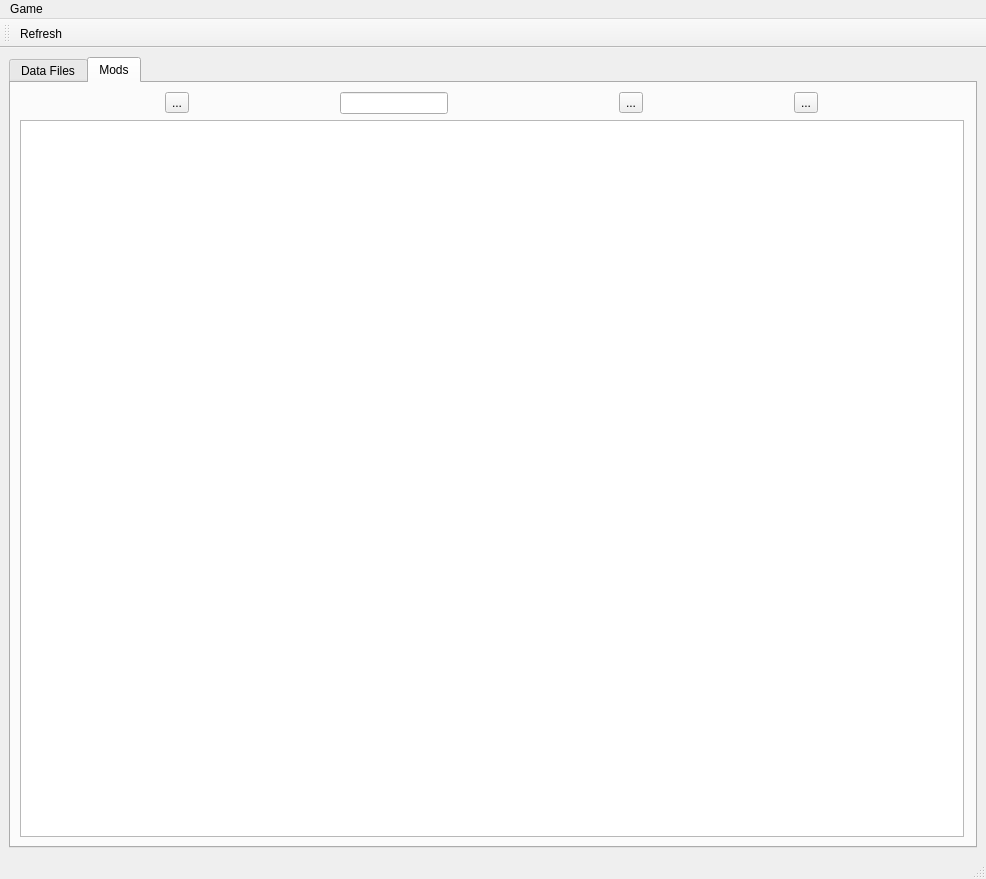
sirtaj/skytool, file gui/skytool.ui: the form before one commit.
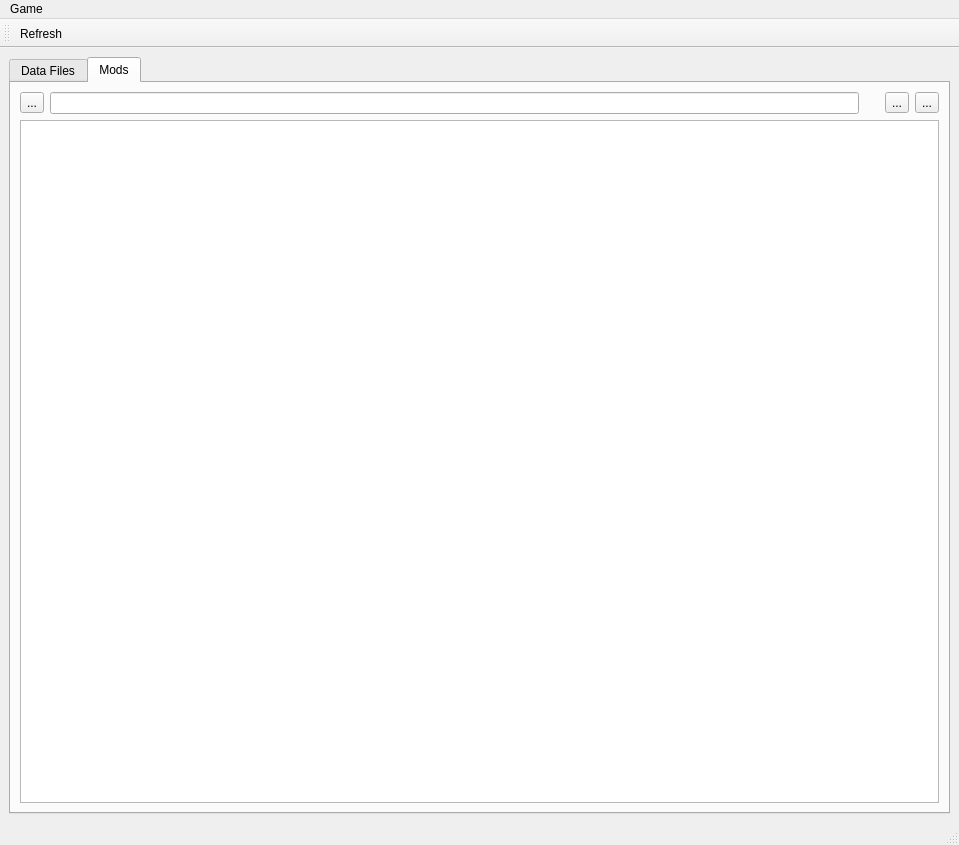
The form after the commit. The open tabs and pages were chosen to show the change.

Commit message: Fixed tab size policies.

Diff of the .ui file:
```diff
--- a/gui/skytool.ui
+++ b/gui/skytool.ui
@@ -6,29 +6,31 @@
    <rect>
     <x>0</x>
     <y>0</y>
-    <width>986</width>
-    <height>879</height>
+    <width>959</width>
+    <height>845</height>
    </rect>
   </property>
   <property name="windowTitle">
    <string>SkyScraper</string>
   </property>
   <widget class="QWidget" name="centralwidget">
+   <property name="sizePolicy">
+    <sizepolicy hsizetype="Maximum" vsizetype="Maximum">
+     <horstretch>0</horstretch>
+     <verstretch>0</verstretch>
+    </sizepolicy>
+   </property>
    <layout class="QGridLayout" name="gridLayout">
     <item row="0" column="0">
+     <layout class="QGridLayout" name="gridLayout_2">
+      <item row="0" column="0">
      <widget class="QTabWidget" name="mainTabs">
       <property name="sizePolicy">
-       <sizepolicy hsizetype="Maximum" vsizetype="Maximum">
+         <sizepolicy hsizetype="MinimumExpanding" vsizetype="MinimumExpanding">
         <horstretch>0</horstretch>
         <verstretch>0</verstretch>
        </sizepolicy>
       </property>
-      <property name="maximumSize">
-       <size>
-        <width>968</width>
-        <height>797</height>
-       </size>
-      </property>
       <property name="currentIndex">
        <number>1</number>
       </property>
@@ -100,17 +102,17 @@
        </layout>
       </widget>
       <widget class="QWidget" name="nexusModsTab">
-       <property name="maximumSize">
-        <size>
-         <width>962</width>
-         <height>771</height>
-        </size>
+         <property name="sizePolicy">
+          <sizepolicy hsizetype="Expanding" vsizetype="Expanding">
+           <horstretch>0</horstretch>
+           <verstretch>0</verstretch>
+          </sizepolicy>
        </property>
        <attribute name="title">
         <string>Mods</string>
        </attribute>
-       <layout class="QVBoxLayout" name="verticalLayout_3">
-        <item>
+         <layout class="QGridLayout" name="gridLayout_3">
+          <item row="0" column="0">
          <layout class="QHBoxLayout" name="horizontalLayout_3">
           <property name="sizeConstraint">
            <enum>QLayout::SetMinimumSize</enum>
@@ -125,7 +127,7 @@
           <item>
            <widget class="QLineEdit" name="lineEdit_2">
             <property name="sizePolicy">
-             <sizepolicy hsizetype="Maximum" vsizetype="Fixed">
+               <sizepolicy hsizetype="MinimumExpanding" vsizetype="Fixed">
               <horstretch>0</horstretch>
               <verstretch>0</verstretch>
              </sizepolicy>
@@ -138,7 +140,7 @@
              <enum>Qt::Vertical</enum>
             </property>
             <property name="sizeType">
-             <enum>QSizePolicy::Ignored</enum>
+               <enum>QSizePolicy::Maximum</enum>
             </property>
             <property name="sizeHint" stdset="0">
              <size>
@@ -164,8 +166,14 @@
           </item>
          </layout>
         </item>
-        <item>
+          <item row="1" column="0">
          <widget class="QTreeView" name="modTreeBrowser">
+            <property name="sizePolicy">
+             <sizepolicy hsizetype="Expanding" vsizetype="Expanding">
+              <horstretch>0</horstretch>
+              <verstretch>0</verstretch>
+             </sizepolicy>
+            </property>
           <property name="sortingEnabled">
            <bool>true</bool>
           </property>
@@ -174,6 +182,8 @@
        </layout>
       </widget>
      </widget>
+      </item>
+     </layout>
     </item>
    </layout>
   </widget>
@@ -182,7 +192,7 @@
     <rect>
      <x>0</x>
      <y>0</y>
-     <width>986</width>
+     <width>959</width>
      <height>21</height>
     </rect>
    </property>
```
Left out of the diff: 23 changed lines with no effect on the pictures. Lines whose indentation alone changed are shown as unchanged.
